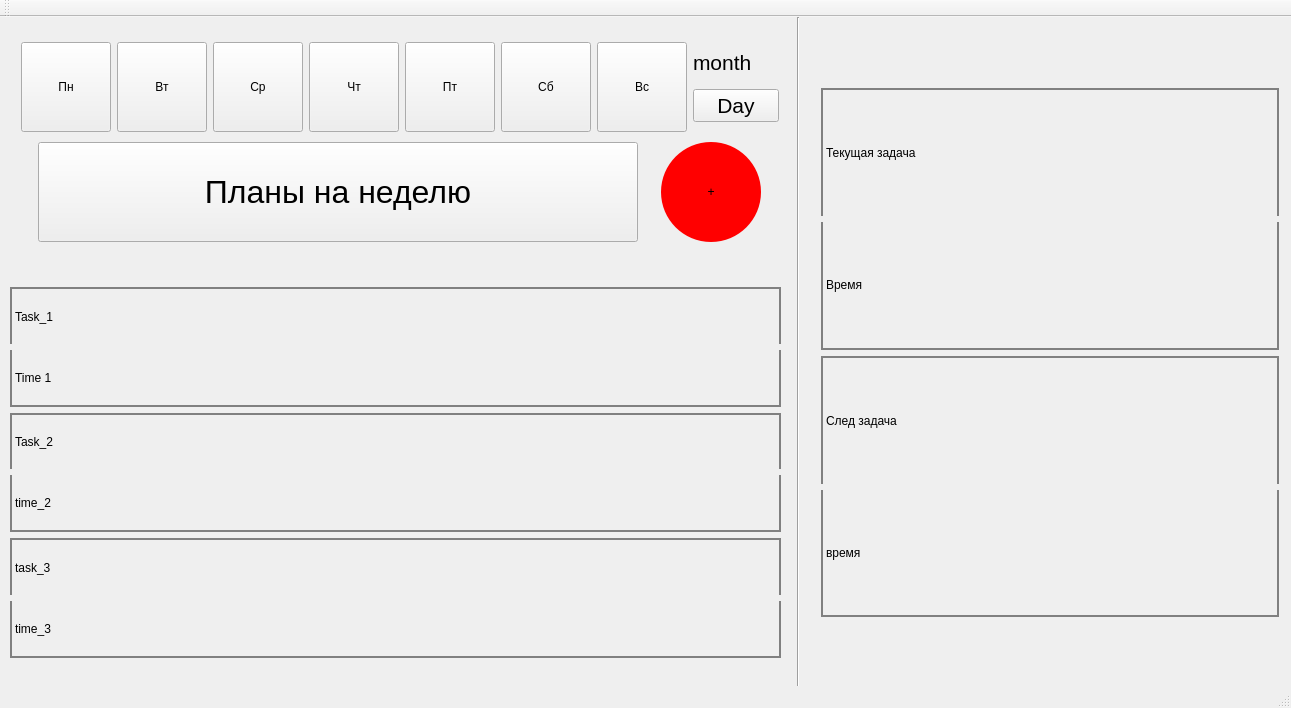
This is mainwindow.ui in Strltz/Vse-idet-po-planu as Qt 5 draws it before an edit. The edited form follows.
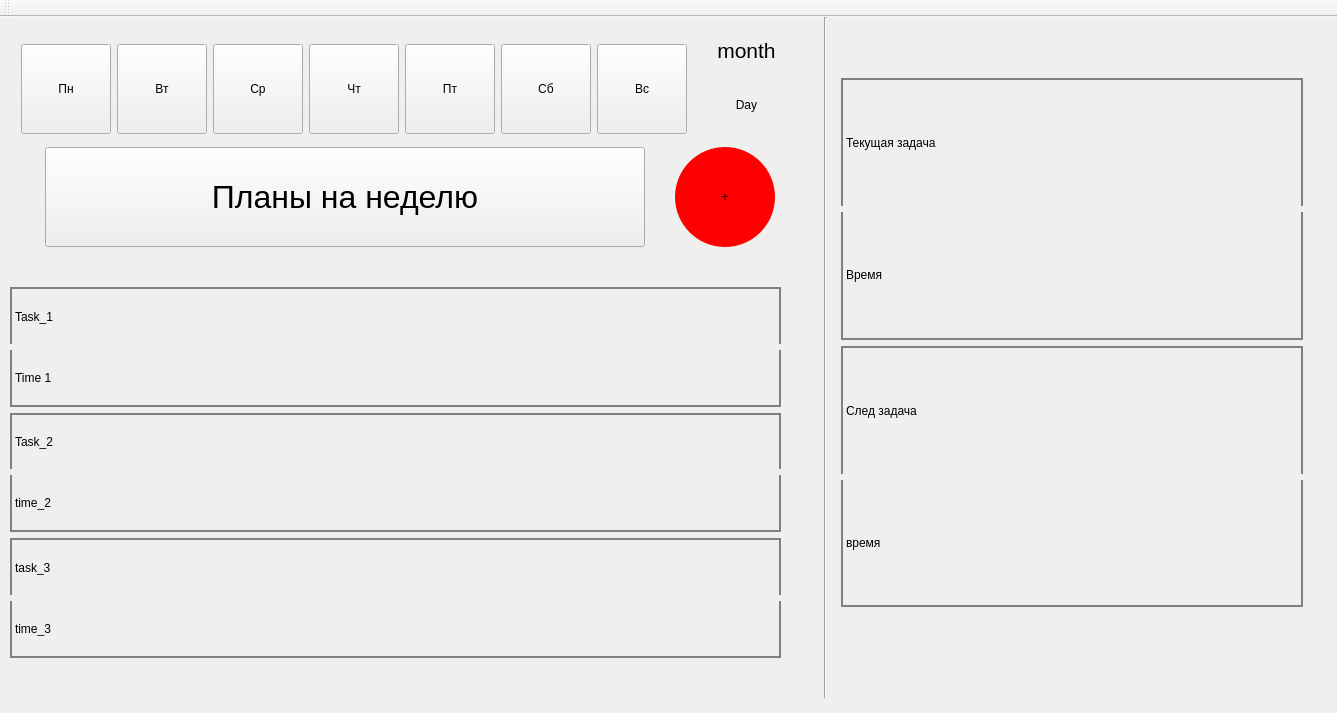
This is the edited form.

What changed in the file:
```diff
--- a/mainwindow.ui
+++ b/mainwindow.ui
@@ -6,8 +6,8 @@
    <rect>
     <x>0</x>
     <y>0</y>
-    <width>1291</width>
-    <height>708</height>
+    <width>1337</width>
+    <height>713</height>
    </rect>
   </property>
   <property name="windowTitle">
@@ -19,7 +19,7 @@
      <rect>
       <x>10</x>
       <y>10</y>
-      <width>780</width>
+      <width>801</width>
       <height>231</height>
      </rect>
     </property>
@@ -224,24 +224,28 @@
            <property name="text">
             <string>month</string>
            </property>
+           <property name="alignment">
+            <set>Qt::AlignCenter</set>
+           </property>
           </widget>
          </item>
          <item>
-          <widget class="QPushButton" name="button_Day">
-           <property name="sizePolicy">
-            <sizepolicy hsizetype="Preferred" vsizetype="Fixed">
-             <horstretch>0</horstretch>
-             <verstretch>0</verstretch>
-            </sizepolicy>
+          <widget class="QLabel" name="Day">
+           <property name="focusPolicy">
+            <enum>Qt::NoFocus</enum>
            </property>
-           <property name="font">
-            <font>
-             <pointsize>16</pointsize>
-            </font>
+           <property name="layoutDirection">
+            <enum>Qt::LeftToRight</enum>
+           </property>
+           <property name="styleSheet">
+            <string notr="true">font: 75 16pt &quot;MS Shell Dlg 2&quot;;</string>
            </property>
            <property name="text">
             <string>Day</string>
            </property>
+           <property name="alignment">
+            <set>Qt::AlignCenter</set>
+           </property>
           </widget>
          </item>
         </layout>
@@ -410,7 +414,7 @@
    <widget class="Line" name="line">
     <property name="geometry">
      <rect>
-      <x>783</x>
+      <x>810</x>
       <y>0</y>
       <width>31</width>
       <height>681</height>
@@ -431,9 +435,9 @@
    <widget class="QWidget" name="layoutWidget">
     <property name="geometry">
      <rect>
-      <x>810</x>
-      <y>60</y>
-      <width>480</width>
+      <x>830</x>
+      <y>50</y>
+      <width>484</width>
       <height>551</height>
      </rect>
     </property>
@@ -532,7 +536,6 @@
     <bool>false</bool>
    </attribute>
   </widget>
-  <widget class="QStatusBar" name="statusBar"/>
  </widget>
  <layoutdefault spacing="6" margin="11"/>
  <resources/>
```
Left out of the diff: 2 changed lines with no effect on the pictures.
